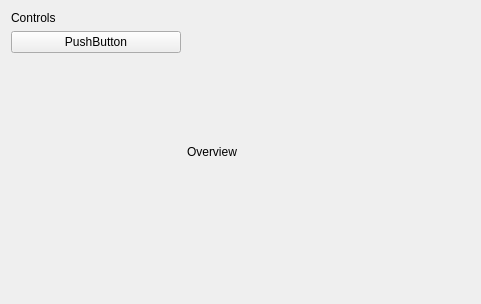
The window that app/ui/analyze_speed_window.ui (teuncm/wormenpracticum) describes before a commit, drawn with Qt 5.
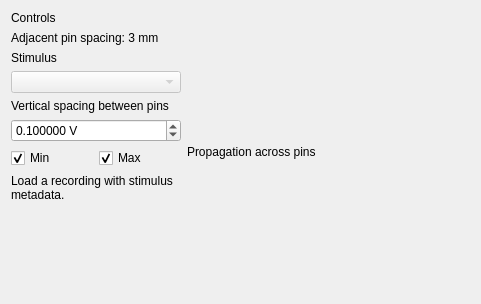
The same window after the commit.

```diff
--- a/app/ui/analyze_speed_window.ui
+++ b/app/ui/analyze_speed_window.ui
@@ -24,10 +24,59 @@
       </widget>
      </item>
      <item>
-      <widget class="QPushButton" name="pushButton">
-       <property name="text">
-        <string>PushButton</string>
-       </property>
+      <widget class="QLabel" name="pinSpacingLabel">
+       <property name="text"><string>Adjacent pin spacing: 3 mm</string></property>
+       <property name="wordWrap"><bool>true</bool></property>
+      </widget>
+     </item>
+     <item>
+      <widget class="QLabel" name="stimulusLabel">
+       <property name="text"><string>Stimulus</string></property>
+      </widget>
+     </item>
+     <item>
+      <widget class="QComboBox" name="stimulusComboBox">
+       <property name="enabled"><bool>false</bool></property>
+       <property name="accessibleName"><string>Recorded stimulus</string></property>
+      </widget>
+     </item>
+     <item>
+      <widget class="QLabel" name="offsetLabel">
+       <property name="text"><string>Vertical spacing between pins</string></property>
+      </widget>
+     </item>
+     <item>
+      <widget class="QDoubleSpinBox" name="offsetSpinBox">
+       <property name="suffix"><string> V</string></property>
+       <property name="decimals"><number>6</number></property>
+       <property name="minimum"><double>0.000001</double></property>
+       <property name="maximum"><double>1000000.000000</double></property>
+       <property name="singleStep"><double>0.010000</double></property>
+       <property name="value"><double>0.100000</double></property>
+      </widget>
+     </item>
+     <item>
+      <layout class="QHBoxLayout" name="extremaLayout">
+       <item>
+        <widget class="QCheckBox" name="minCheckBox">
+         <property name="text"><string>Min</string></property>
+         <property name="toolTip"><string>Mark the first minimum for each pin in the selected stimulus.</string></property>
+         <property name="checked"><bool>true</bool></property>
+        </widget>
+       </item>
+       <item>
+        <widget class="QCheckBox" name="maxCheckBox">
+         <property name="text"><string>Max</string></property>
+         <property name="toolTip"><string>Mark the first maximum for each pin in the selected stimulus.</string></property>
+         <property name="checked"><bool>true</bool></property>
+        </widget>
+       </item>
+      </layout>
+     </item>
+     <item>
+      <widget class="QLabel" name="recordingStatusLabel">
+       <property name="text"><string>Load a recording with stimulus metadata.</string></property>
+       <property name="wordWrap"><bool>true</bool></property>
       </widget>
      </item>
      <item>
@@ -50,7 +99,7 @@
      <item>
       <widget class="QLabel" name="title_overview">
        <property name="text">
-        <string>Overview</string>
+        <string>Propagation across pins</string>
        </property>
       </widget>
      </item>
```
Left out of the diff: 2 changed lines with no effect on the pictures.
